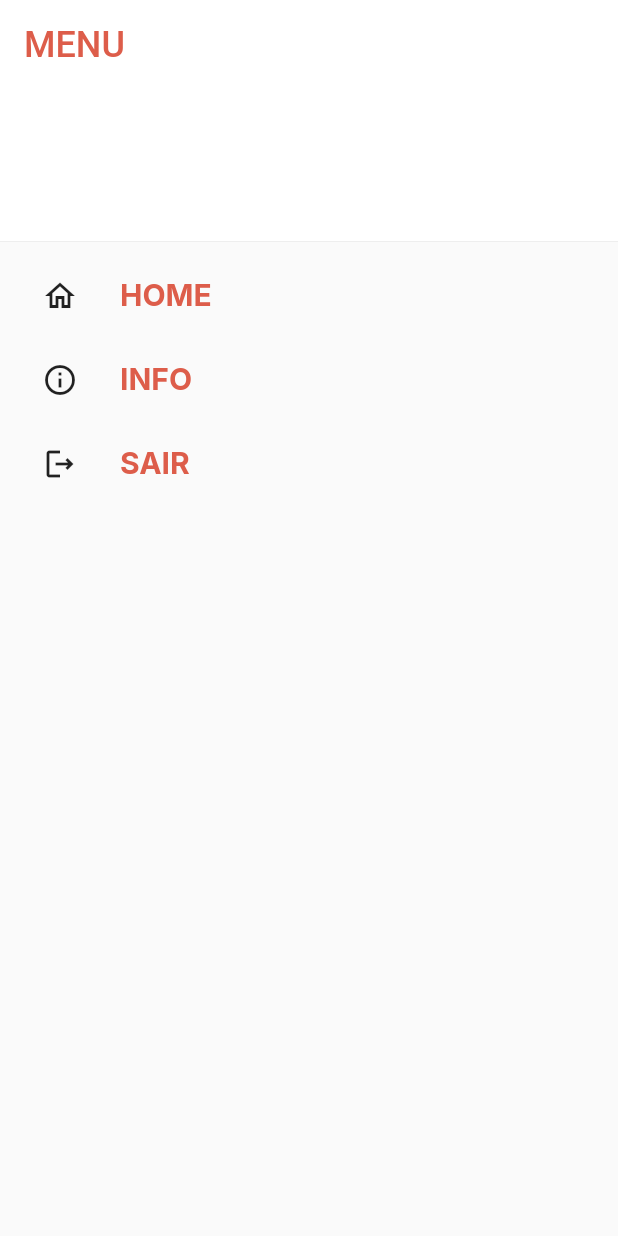
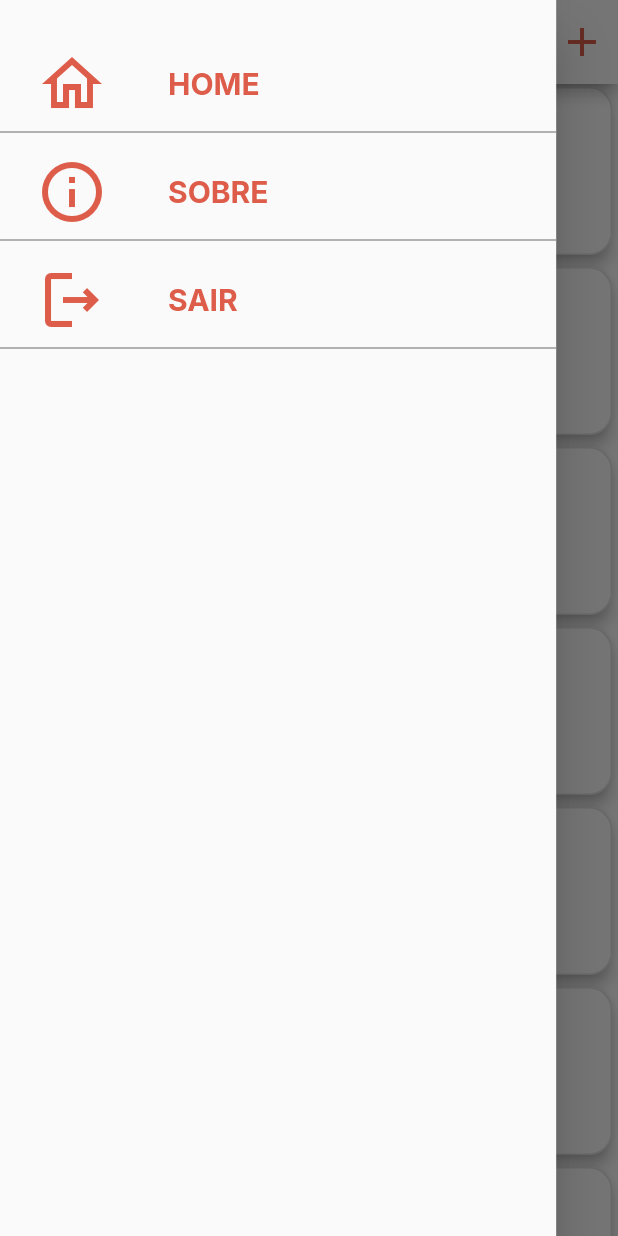
Before and after one commit to wilsleygermano/ConvidaAI, a Flutter app: the screen it shows once a user with an empty profile is signed in, scrolled down 576 dp, after a tap on the "menu" icon, on a phone screen of 412 x 824 dp. Run offline on Flutter 3.47's test engine with Material 2 defaults, Android fonts, the light colour scheme and no system bars; our stand-ins replace firebase_auth, firebase_core, google_fonts, hexcolor; missing offline and left inert: cloud_firestore_web, firebase_auth_web, firebase_core_web; accounts and stored records are empty; network calls fail.

Commit message:
Finished drawer and homepage layouts
Concluded:
1) drawer layout with home and logout buttons working;
2) concluded cards with constructors default values;

```diff
--- a/lib/components/my_card.dart
+++ b/lib/components/my_card.dart
@@ -3,11 +3,18 @@ import 'package:flutter/material.dart';
 import 'package:google_fonts/google_fonts.dart';
 
 class MyCard extends StatefulWidget {
-  const MyCard({Key? key, this.eventName = 'Nome do Evento', this.eventDate = '07/07/2022', this.eventLocation = 'R.Nunes Machado, 1000'}) : super(key: key);
+  const MyCard(
+      {Key? key,
+      this.eventName = 'Nome do Evento',
+      this.eventDate = '08/07/2018',
+      this.eventLocation = 'R.Nunes Machado, 1000',
+      this.eventImage = const AssetImage('lib/assets/festa.png')})
+      : super(key: key);
 
   final String eventName;
   final String eventDate;
   final String eventLocation;
+  final ImageProvider<Object> eventImage;
 
   @override
   State<MyCard> createState() => _MyCardState();
@@ -30,6 +37,7 @@ class _MyCardState extends State<MyCard> {
           width: 328,
           height: 112,
           child: Row(
+            mainAxisAlignment: MainAxisAlignment.start,
             children: [
               Column(
                 mainAxisSize: MainAxisSize.min,
@@ -40,7 +48,7 @@ class _MyCardState extends State<MyCard> {
                     child: ClipRRect(
                       borderRadius: BorderRadius.circular(20),
                       child: Image(
-                        image: AssetImage('lib/assets/festa.png'),
+                        image: widget.eventImage,
                         width: 96,
                         height: 96,
                       ),
@@ -62,7 +70,7 @@ class _MyCardState extends State<MyCard> {
                         ),
                       ],
                     ),
-                    SizedBox(
+                    const SizedBox(
                       height: 16,
                     ),
                     Row(
@@ -77,9 +85,10 @@ class _MyCardState extends State<MyCard> {
                 ),
               ),
               Column(
+                crossAxisAlignment: CrossAxisAlignment.start,
                 children: [
                   Padding(
-                    padding: const EdgeInsets.only(left: 16, top: 16),
+                    padding: const EdgeInsets.only(left: 16, top: 8, bottom: 8),
                     child: Row(
                       children: [
                         Text(
@@ -87,7 +96,7 @@ class _MyCardState extends State<MyCard> {
                           softWrap: true,
                           style: TextStyle(
                             fontFamily: GoogleFonts.inter().fontFamily,
-                            fontSize: 18,
+                            fontSize: 16,
                             fontWeight: FontWeight.bold,
                             color: AppColors.textFieldColor,
                             overflow: TextOverflow.ellipsis,
@@ -96,8 +105,52 @@ class _MyCardState extends State<MyCard> {
                       ],
                     ),
                   ),
-                  Row(),
+                  Column(
+                    mainAxisAlignment: MainAxisAlignment.start,
+                    children: [
+                      Padding(
+                        padding: const EdgeInsets.only(
+                          left: 16.0,
+                          top: 2.0,
+                        ),
+                        child: Text(
+                          widget.eventDate,
+                          softWrap: true,
+                          style: TextStyle(
+                            fontFamily: GoogleFonts.inter().fontFamily,
+                            fontSize: 12,
+                            fontWeight: FontWeight.normal,
+                            color: AppColors.miniTextColor,
+                            overflow: TextOverflow.ellipsis,
+                          ),
+                        ),
+                      ),
+                    ],
+                  ),
+                  Column(
+                    mainAxisAlignment: MainAxisAlignment.start,
+                    children: [
+                      Padding(
+                        padding: const EdgeInsets.only(
+                          left: 16.0,
+                          top: 22.0,
+                        ),
+                        child: Text(
+                          widget.eventLocation,
+                          softWrap: true,
+                          style: TextStyle(
+                            fontFamily: GoogleFonts.inter().fontFamily,
+                            fontSize: 12,
+                            fontWeight: FontWeight.normal,
+                            color: AppColors.miniTextColor,
+                            overflow: TextOverflow.ellipsis,
+                          ),
+                        ),
+                      ),
+                    ],
+                  ),
                 ],
+
               ),
             ],
           ),
--- a/lib/components/my_drawer.dart
+++ b/lib/components/my_drawer.dart
@@ -1,4 +1,5 @@
 import 'package:convida_ai_1/design/app_colors.dart';
+import 'package:convida_ai_1/screens/my_home_page.dart';
 import 'package:firebase_auth/firebase_auth.dart';
 import 'package:flutter/material.dart';
 import 'package:google_fonts/google_fonts.dart';
@@ -8,31 +9,27 @@ class MyDrawer extends StatelessWidget {
 
   @override
   Widget build(BuildContext context) {
-    return Drawer(
+    return SizedBox(
+      width: MediaQuery.of(context).size.width * 0.90,
+      child: Drawer(
         child: ListView(
           padding: EdgeInsets.zero,
           children: <Widget>[
-          DrawerHeader(
-            decoration: BoxDecoration(
-              color: AppColors.backgroundColor,
-            ),
-            child: Text(
-              'MENU',
-              style: TextStyle(
-                color: AppColors.titlesColor,
-                fontSize: 24,
-              ),
-            ),
+            const SizedBox(
+              height: 24,
             ),
             ListTile(
               leading: IconButton(
+                iconSize: 48,
                 icon: Icon(
                   Icons.home_outlined,
-                color: Theme.of(context).iconTheme.color,
+                  color: AppColors.buttonsColor,
                 ),
-              onPressed: () {},
+                onPressed: () => Navigator.push(context, MaterialPageRoute(builder: (context) => const MyHomePage())),
               ),
-            title: Text(
+              title: Padding(
+                padding: const EdgeInsets.only(top: 8, left: 16),
+                child: Text(
                   'HOME',
                   style: TextStyle(
                     fontFamily: GoogleFonts.inter().fontFamily,
@@ -42,16 +39,25 @@ class MyDrawer extends StatelessWidget {
                   ),
                 ),
               ),
+            ),
+
+            Divider(
+              color: AppColors.miniTextColor,
+              thickness: 1,
+            ),
             ListTile(
               leading: IconButton(
+                iconSize: 48,
                 icon: Icon(
                   Icons.info_outlined,
-                color: Theme.of(context).iconTheme.color,
+                  color: AppColors.buttonsColor,
                 ),
                 onPressed: () {},
               ),
-            title: Text(
-              'INFO',
+              title: Padding(
+                padding: const EdgeInsets.only(top: 8, left: 16),
+                child: Text(
+                  'SOBRE',
                   style: TextStyle(
                     fontFamily: GoogleFonts.inter().fontFamily,
                     fontSize: 20,
@@ -60,16 +66,25 @@ class MyDrawer extends StatelessWidget {
                   ),
                 ),
               ),
+            ),
+
+            Divider(
+              color: AppColors.miniTextColor,
+              thickness: 1,
+            ),
             ListTile(
               leading: IconButton(
+                iconSize: 48,
                 icon: Icon(
                   Icons.logout_outlined,
-                color: Theme.of(context).iconTheme.color,
+                  color: AppColors.buttonsColor,
                 ),
                 onPressed: () { FirebaseAuth.instance.signOut();
                 Navigator.pop(context);},
               ),
-            title: Text(
+              title: Padding(
+                padding: const EdgeInsets.only(top: 8, left: 16),
+                child: Text(
                   'SAIR',
                   style: TextStyle(
                     fontFamily: GoogleFonts.inter().fontFamily,
@@ -78,8 +93,15 @@ class MyDrawer extends StatelessWidget {
                     color: AppColors.titlesColor,
                   ),
                 ),
+
+              ),
+            ),
+            Divider(
+              color: AppColors.miniTextColor,
+              thickness: 1,
             ),
           ],
+        ),
       ),
     );
   }
--- a/lib/components/my_sliver_app_bar.dart
+++ b/lib/components/my_sliver_app_bar.dart
@@ -1,4 +1,3 @@
-import 'package:convida_ai_1/components/my_drawer.dart';
 import 'package:flutter/material.dart';
 
 class MySliverAppBar extends StatefulWidget {
@@ -18,15 +17,15 @@ class _MySliverAppBarState extends State<MySliverAppBar> {
     return SliverAppBar(
       leading: IconButton(
         iconSize: 32,
-        onPressed: () => Navigator.push(context, MaterialPageRoute(builder: (context) => const MyDrawer())),
-        icon: Icon(Icons.menu),
+        onPressed: () => Scaffold.of(context).openDrawer(),
+        icon: const Icon(Icons.menu),
         color: Theme.of(context).appBarTheme.iconTheme!.color,
       ),
       actions: [
         IconButton(
           iconSize: 32,
           onPressed: () {},
-          icon: Icon(Icons.add),
+          icon: const Icon(Icons.add),
           color: Theme.of(context).appBarTheme.iconTheme!.color,
         ),
       ],
--- a/lib/design/app_colors.dart
+++ b/lib/design/app_colors.dart
@@ -8,4 +8,5 @@ class AppColors {
   static Color titlesColor = HexColor("DD5D4A");
   static Color backgroundColor = Colors.white;
   static Color miniIconsColor = HexColor('AC1900');
+  static Color miniTextColor = HexColor('999999');
 }
--- a/lib/main.dart
+++ b/lib/main.dart
@@ -1,4 +1,3 @@
-import 'package:convida_ai_1/components/my_sliver_app_bar.dart';
 import 'package:flutter/material.dart';
 import 'package:firebase_core/firebase_core.dart';
 import 'firebase_options.dart';
--- a/lib/screens/login_screen.dart
+++ b/lib/screens/login_screen.dart
@@ -1,4 +1,3 @@
-import 'package:cloud_firestore/cloud_firestore.dart';
 import 'package:convida_ai_1/design/app_colors.dart';
 import 'package:firebase_auth/firebase_auth.dart';
 import 'package:flutter/material.dart';
--- a/lib/screens/my_app.dart
+++ b/lib/screens/my_app.dart
@@ -12,7 +12,7 @@ class MyApp extends StatelessWidget {
     return MaterialApp(
       title: 'Flutter Demo',
       theme: AppTheme.appTheme,
-      home: const MyHomePage(title: 'Flutter Demo Home Page'),
+      home: const MyHomePage(),
     );
   }
 }
--- a/lib/screens/my_home_page.dart
+++ b/lib/screens/my_home_page.dart
@@ -1,3 +1,4 @@
+import 'package:convida_ai_1/components/my_drawer.dart';
 import 'package:convida_ai_1/screens/login_screen.dart';
 
 import 'package:convida_ai_1/components/my_card.dart';
@@ -7,9 +8,8 @@ import 'package:flutter/material.dart';
 import '../components/my_sliver_app_bar.dart';
 
 class MyHomePage extends StatefulWidget {
-  const MyHomePage({Key? key, required this.title}) : super(key: key);
+  const MyHomePage({Key? key}) : super(key: key);
 
-  final String title;
 
   @override
   State<MyHomePage> createState() => _MyHomePageState();
@@ -19,6 +19,7 @@ class _MyHomePageState extends State<MyHomePage> {
   @override
   Widget build(BuildContext context) {
     return Scaffold(
+      drawer: const MyDrawer(),
       body: StreamBuilder<User?>(
           stream: FirebaseAuth.instance.authStateChanges(),
           builder: (context, snapshot) {
```
Also changed, not shown: 1 other file. Lines whose indentation alone changed are shown as unchanged.
